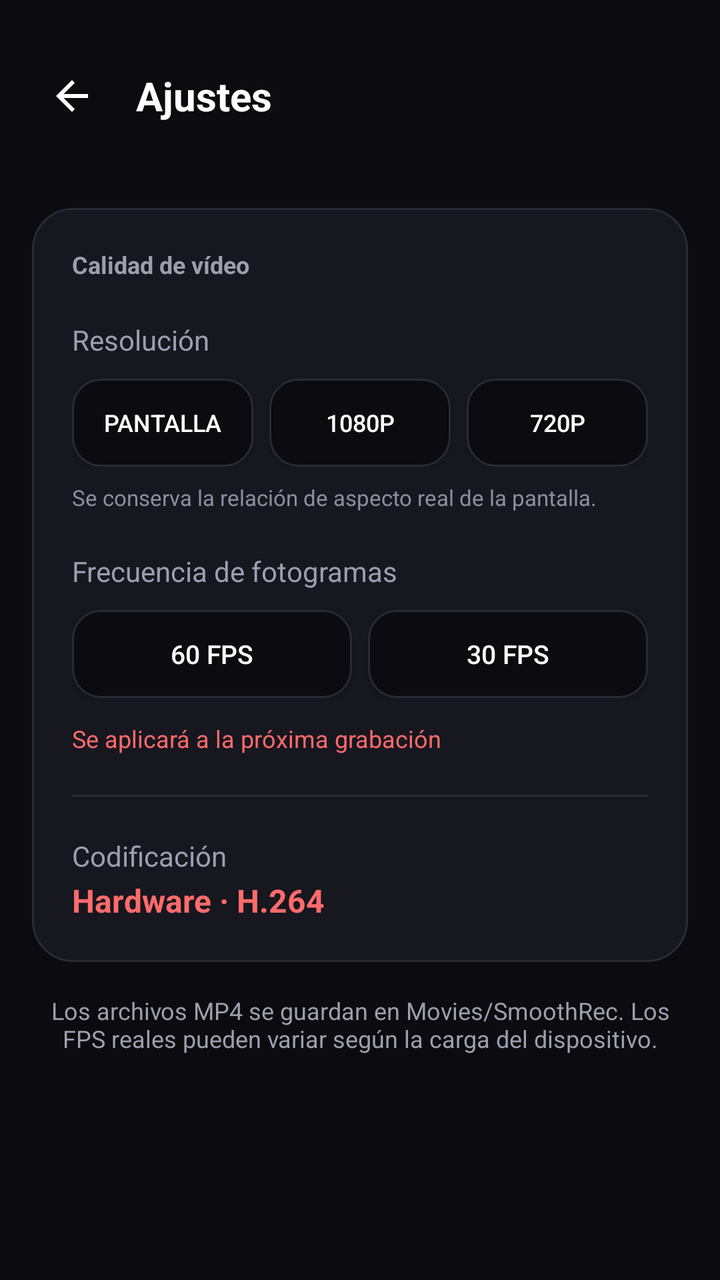
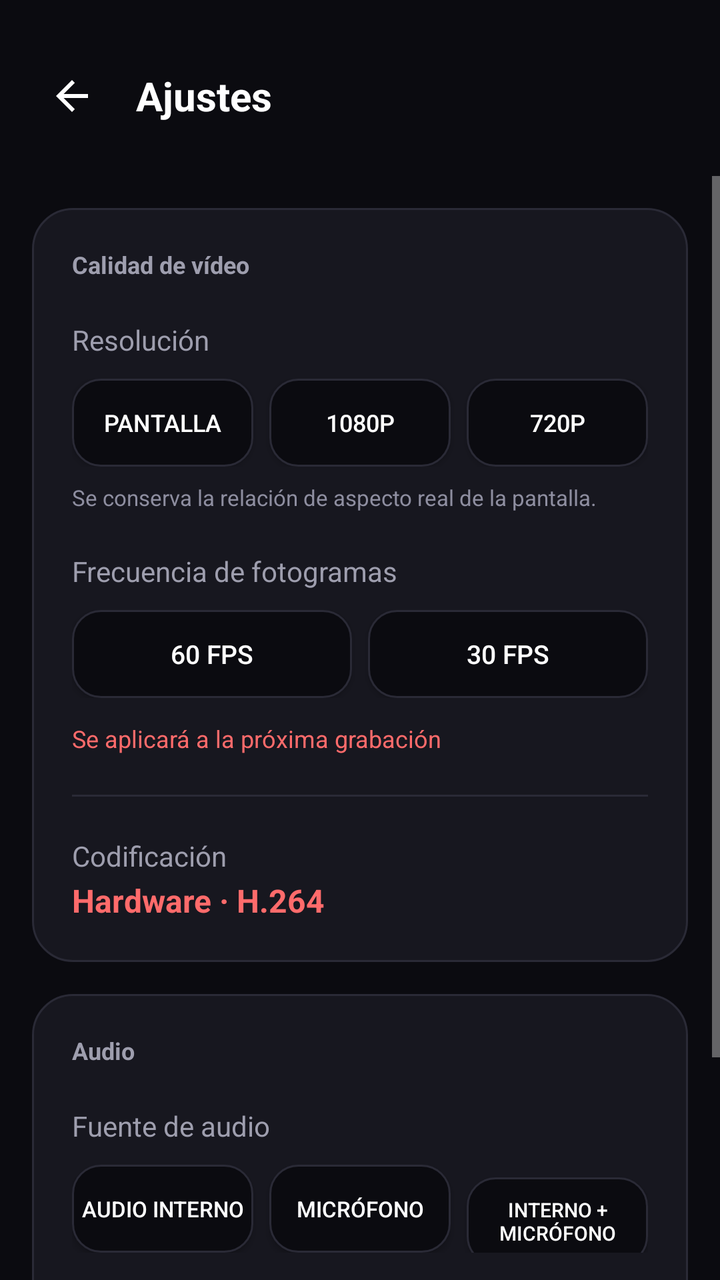

Compare the two renders of this Android layout. The source of the first and the diff that turns it into the second are given below.
<!-- AndroidManifest.xml: application theme Theme.SmoothRec -->
<!-- res/layout/activity_settings.xml -->
<?xml version="1.0" encoding="utf-8"?>
<LinearLayout xmlns:android="http://schemas.android.com/apk/res/android"
    android:layout_width="match_parent"
    android:layout_height="match_parent"
    android:background="@color/background"
    android:orientation="vertical">

    <LinearLayout
        android:layout_width="match_parent"
        android:layout_height="wrap_content"
        android:gravity="center_vertical"
        android:orientation="horizontal"
        android:paddingStart="12dp"
        android:paddingTop="24dp"
        android:paddingEnd="16dp"
        android:paddingBottom="16dp">

        <ImageButton
            android:id="@+id/backButton"
            android:layout_width="48dp"
            android:layout_height="48dp"
            android:background="?android:attr/selectableItemBackgroundBorderless"
            android:contentDescription="@string/back_description"
            android:padding="12dp"
            android:src="@drawable/ic_arrow_back" />

        <TextView
            android:layout_width="wrap_content"
            android:layout_height="wrap_content"
            android:layout_marginStart="8dp"
            android:text="@string/settings_title"
            android:textColor="@color/text_primary"
            android:textSize="20sp"
            android:textStyle="bold" />

    </LinearLayout>

    <ScrollView
        android:layout_width="match_parent"
        android:layout_height="0dp"
        android:layout_weight="1"
        android:clipToPadding="false"
        android:paddingBottom="24dp">

        <LinearLayout
            android:layout_width="match_parent"
            android:layout_height="wrap_content"
            android:orientation="vertical">

            <LinearLayout
                android:layout_width="match_parent"
                android:layout_height="wrap_content"
                android:layout_margin="16dp"
                android:background="@drawable/card_background"
                android:orientation="vertical"
                android:padding="20dp">

                <TextView
                    android:layout_width="wrap_content"
                    android:layout_height="wrap_content"
                    android:text="@string/settings_quality"
                    android:textColor="@color/text_secondary"
                    android:textSize="12sp"
                    android:textStyle="bold" />

                <TextView
                    android:layout_width="wrap_content"
                    android:layout_height="wrap_content"
                    android:layout_marginTop="20dp"
                    android:text="@string/settings_resolution"
                    android:textColor="@color/text_secondary"
                    android:textSize="14sp" />

                <LinearLayout
                    android:layout_width="match_parent"
                    android:layout_height="wrap_content"
                    android:layout_marginTop="10dp"
                    android:orientation="horizontal">

                    <Button
                        android:id="@+id/resolutionScreenButton"
                        android:layout_width="0dp"
                        android:layout_height="44dp"
                        android:layout_weight="1"
                        android:background="@drawable/chip_background"
                        android:insetTop="0dp"
                        android:insetBottom="0dp"
                        android:minWidth="0dp"
                        android:text="@string/resolution_screen"
                        android:textColor="@color/text_primary"
                        android:textSize="12sp" />

                    <Button
                        android:id="@+id/resolution1080Button"
                        android:layout_width="0dp"
                        android:layout_height="44dp"
                        android:layout_marginStart="8dp"
                        android:layout_weight="1"
                        android:background="@drawable/chip_background"
                        android:insetTop="0dp"
                        android:insetBottom="0dp"
                        android:minWidth="0dp"
                        android:text="@string/resolution_1080p"
                        android:textColor="@color/text_primary"
                        android:textSize="12sp" />

                    <Button
                        android:id="@+id/resolution720Button"
                        android:layout_width="0dp"
                        android:layout_height="44dp"
                        android:layout_marginStart="8dp"
                        android:layout_weight="1"
                        android:background="@drawable/chip_background"
                        android:insetTop="0dp"
                        android:insetBottom="0dp"
                        android:minWidth="0dp"
                        android:text="@string/resolution_720p"
                        android:textColor="@color/text_primary"
                        android:textSize="12sp" />

                </LinearLayout>

                <TextView
                    android:layout_width="wrap_content"
                    android:layout_height="wrap_content"
                    android:layout_marginTop="8dp"
                    android:text="@string/settings_resolution_hint"
                    android:textColor="@color/icon_muted"
                    android:textSize="11sp" />

                <TextView
                    android:layout_width="wrap_content"
                    android:layout_height="wrap_content"
                    android:layout_marginTop="20dp"
                    android:text="@string/settings_framerate"
                    android:textColor="@color/text_secondary"
                    android:textSize="14sp" />

                <LinearLayout
                    android:layout_width="match_parent"
                    android:layout_height="wrap_content"
                    android:layout_marginTop="10dp"
                    android:orientation="horizontal">

                    <Button
                        android:id="@+id/fps60Button"
                        android:layout_width="0dp"
                        android:layout_height="44dp"
                        android:layout_weight="1"
                        android:background="@drawable/chip_background"
                        android:insetTop="0dp"
                        android:insetBottom="0dp"
                        android:minWidth="0dp"
                        android:text="@string/fps_60"
                        android:textColor="@color/text_primary"
                        android:textSize="13sp" />

                    <Button
                        android:id="@+id/fps30Button"
                        android:layout_width="0dp"
                        android:layout_height="44dp"
                        android:layout_marginStart="8dp"
                        android:layout_weight="1"
                        android:background="@drawable/chip_background"
                        android:insetTop="0dp"
                        android:insetBottom="0dp"
                        android:minWidth="0dp"
                        android:text="@string/fps_30"
                        android:textColor="@color/text_primary"
                        android:textSize="13sp" />

                </LinearLayout>

                <TextView
                    android:id="@+id/appliedSummary"
                    android:layout_width="wrap_content"
                    android:layout_height="wrap_content"
                    android:layout_marginTop="12dp"
                    android:text="@string/settings_applied_summary"
                    android:textColor="@color/recording_accent"
                    android:textSize="12sp" />

                <View
                    android:layout_width="match_parent"
                    android:layout_height="1dp"
                    android:layout_marginTop="20dp"
                    android:background="@color/surface_border" />

                <TextView
                    android:layout_width="wrap_content"
                    android:layout_height="wrap_content"
                    android:layout_marginTop="20dp"
                    android:text="@string/settings_encoding"
                    android:textColor="@color/text_secondary"
                    android:textSize="14sp" />

                <TextView
                    android:layout_width="wrap_content"
                    android:layout_height="wrap_content"
                    android:layout_marginTop="2dp"
                    android:text="@string/settings_encoding_value"
                    android:textColor="@color/recording_accent"
                    android:textSize="16sp"
                    android:textStyle="bold" />

            </LinearLayout>

            <TextView
                android:layout_width="match_parent"
                android:layout_height="wrap_content"
                android:layout_marginStart="24dp"
                android:layout_marginEnd="24dp"
                android:gravity="center"
                android:text="@string/settings_note"
                android:textColor="@color/text_secondary"
                android:textSize="12sp" />

        </LinearLayout>

    </ScrollView>

</LinearLayout>
<!-- resources referenced by this layout -->
<resources>
  <color name="background">#FF0B0B10</color>
  <color name="icon_muted">#FF8E8EA0</color>
  <color name="recording_accent">#FFFF6B6B</color>
  <color name="surface_border">#FF2A2A36</color>
  <color name="text_primary">#FFFFFFFF</color>
  <color name="text_secondary">#FF9E9EAE</color>
  <!-- drawable card_background (drawable) -->
  <?xml version="1.0" encoding="utf-8"?>
  <shape xmlns:android="http://schemas.android.com/apk/res/android"
      android:shape="rectangle">
      <solid android:color="@color/surface" />
      <stroke
          android:width="1dp"
          android:color="@color/surface_border" />
      <corners android:radius="20dp" />
  </shape>
  <!-- drawable chip_background (drawable) -->
  <?xml version="1.0" encoding="utf-8"?>
  <shape xmlns:android="http://schemas.android.com/apk/res/android"
      android:shape="rectangle">
      <solid android:color="@color/background" />
      <stroke
          android:width="1dp"
          android:color="@color/surface_border" />
      <corners android:radius="14dp" />
  </shape>
  <!-- drawable ic_arrow_back (drawable) -->
  <?xml version="1.0" encoding="utf-8"?>
  <vector xmlns:android="http://schemas.android.com/apk/res/android"
      android:width="24dp"
      android:height="24dp"
      android:viewportWidth="24"
      android:viewportHeight="24">
      <path
          android:fillColor="@color/text_primary"
          android:pathData="M20,11H7.83l5.59,-5.59L12,4l-8,8 8,8 1.41,-1.41L7.83,13H20v-2z" />
  </vector>
  <string name="back_description">Volver</string>
  <string name="fps_30">30 FPS</string>
  <string name="fps_60">60 FPS</string>
  <string name="resolution_1080p">1080P</string>
  <string name="resolution_720p">720P</string>
  <string name="resolution_screen">Pantalla</string>
  <string name="settings_applied_summary">Se aplicará a la próxima grabación</string>
  <string name="settings_encoding">Codificación</string>
  <string name="settings_encoding_value">Hardware · H.264</string>
  <string name="settings_framerate">Frecuencia de fotogramas</string>
  <string name="settings_note">Los archivos MP4 se guardan en Movies/SmoothRec. Los FPS reales pueden variar según la carga del dispositivo.</string>
  <string name="settings_quality">Calidad de vídeo</string>
  <string name="settings_resolution">Resolución</string>
  <string name="settings_resolution_hint">Se conserva la relación de aspecto real de la pantalla.</string>
  <string name="settings_title">Ajustes</string>
  <style name="Theme.SmoothRec" parent="android:style/Theme.Material.NoActionBar">
          <item name="android:colorPrimary">@color/accent_start</item>
          <item name="android:colorAccent">@color/accent_start</item>
          <item name="android:windowBackground">@color/background</item>
          <item name="android:statusBarColor">@color/background</item>
          <item name="android:navigationBarColor">@color/background</item>
          <item name="android:windowLightStatusBar">false</item>
      </style>
  <color name="surface">#FF17171F</color>
  <color name="accent_start">#FF7C4DFF</color>
</resources>

<!-- the commit's change to res/layout/activity_settings.xml (unified diff, before → after) -->
@@ -205,6 +205,99 @@
 
             </LinearLayout>
 
+            <LinearLayout
+                android:layout_width="match_parent"
+                android:layout_height="wrap_content"
+                android:layout_marginStart="16dp"
+                android:layout_marginEnd="16dp"
+                android:layout_marginBottom="16dp"
+                android:background="@drawable/card_background"
+                android:orientation="vertical"
+                android:padding="20dp">
+
+                <TextView
+                    android:layout_width="wrap_content"
+                    android:layout_height="wrap_content"
+                    android:text="@string/settings_audio"
+                    android:textColor="@color/text_secondary"
+                    android:textSize="12sp"
+                    android:textStyle="bold" />
+
+                <TextView
+                    android:layout_width="wrap_content"
+                    android:layout_height="wrap_content"
+                    android:layout_marginTop="20dp"
+                    android:text="@string/settings_audio_source"
+                    android:textColor="@color/text_secondary"
+                    android:textSize="14sp" />
+
+                <LinearLayout
+                    android:layout_width="match_parent"
+                    android:layout_height="wrap_content"
+                    android:layout_marginTop="10dp"
+                    android:orientation="horizontal">
+
+                    <Button
+                        android:id="@+id/audioInternalButton"
+                        android:layout_width="0dp"
+                        android:layout_height="44dp"
+                        android:layout_weight="1"
+                        android:background="@drawable/chip_background"
+                        android:insetTop="0dp"
+                        android:insetBottom="0dp"
+                        android:minWidth="0dp"
+                        android:text="@string/audio_internal"
+                        android:textColor="@color/text_primary"
+                        android:textSize="11sp" />
+
+                    <Button
+                        android:id="@+id/audioMicButton"
+                        android:layout_width="0dp"
+                        android:layout_height="44dp"
+                        android:layout_marginStart="8dp"
+                        android:layout_weight="1"
+                        android:background="@drawable/chip_background"
+                        android:insetTop="0dp"
+                        android:insetBottom="0dp"
+                        android:minWidth="0dp"
+                        android:text="@string/audio_mic"
+                        android:textColor="@color/text_primary"
+                        android:textSize="11sp" />
+
+                    <Button
+                        android:id="@+id/audioMixedButton"
+                        android:layout_width="0dp"
+                        android:layout_height="44dp"
+                        android:layout_marginStart="8dp"
+                        android:layout_weight="1"
+                        android:background="@drawable/chip_background"
+                        android:insetTop="0dp"
+                        android:insetBottom="0dp"
+                        android:minWidth="0dp"
+                        android:text="@string/audio_mixed"
+                        android:textColor="@color/text_primary"
+                        android:textSize="10sp" />
+
+                </LinearLayout>
+
+                <TextView
+                    android:layout_width="wrap_content"
+                    android:layout_height="wrap_content"
+                    android:layout_marginTop="18dp"
+                    android:text="@string/settings_channels"
+                    android:textColor="@color/text_secondary"
+                    android:textSize="14sp" />
+
+                <TextView
+                    android:layout_width="wrap_content"
+                    android:layout_height="wrap_content"
+                    android:layout_marginTop="2dp"
+                    android:text="@string/settings_channels_value"
+                    android:textColor="@color/recording_accent"
+                    android:textSize="13sp" />
+
+            </LinearLayout>
+
             <TextView
                 android:layout_width="match_parent"
                 android:layout_height="wrap_content"
<!-- resource entries referenced after the edit -->
@@ -37,6 +37,9 @@
           android:fillColor="@color/text_primary"
           android:pathData="M20,11H7.83l5.59,-5.59L12,4l-8,8 8,8 1.41,-1.41L7.83,13H20v-2z" />
   </vector>
+  <string name="audio_internal">Audio interno</string>
+  <string name="audio_mic">Micrófono</string>
+  <string name="audio_mixed">Interno + micrófono</string>
   <string name="back_description">Volver</string>
   <string name="fps_30">30 FPS</string>
   <string name="fps_60">60 FPS</string>
@@ -44,6 +47,10 @@
   <string name="resolution_720p">720P</string>
   <string name="resolution_screen">Pantalla</string>
   <string name="settings_applied_summary">Se aplicará a la próxima grabación</string>
+  <string name="settings_audio">Audio</string>
+  <string name="settings_audio_source">Fuente de audio</string>
+  <string name="settings_channels">Configuración automática de canales</string>
+  <string name="settings_channels_value">Estéreo si es compatible, de lo contrario mono</string>
   <string name="settings_encoding">Codificación</string>
   <string name="settings_encoding_value">Hardware · H.264</string>
   <string name="settings_framerate">Frecuencia de fotogramas</string>
